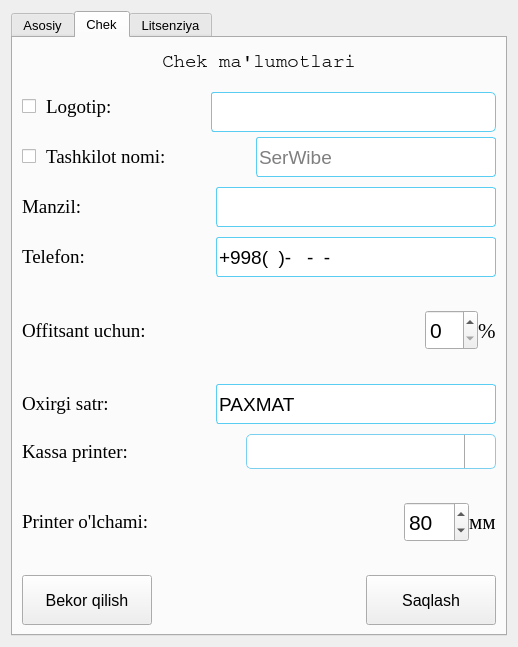
First picture: the form in Resources/ui/settings_widget.ui, repository hasanbekme/SerWibe, before the edit.
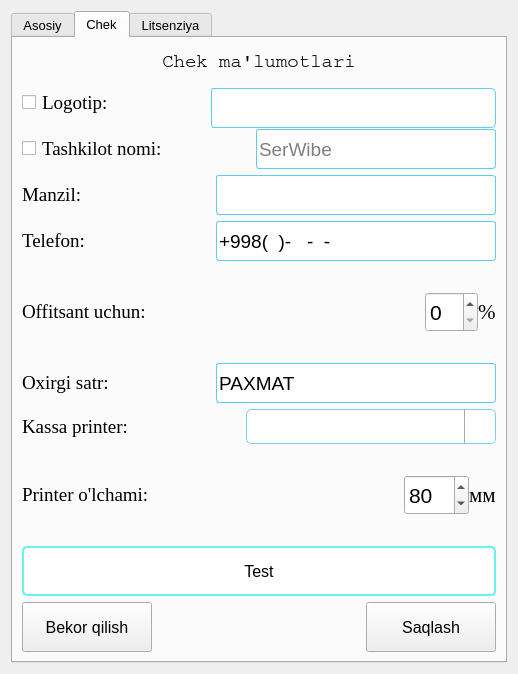
Second picture: the form after the edit. The open tabs and pages were chosen to show the change. Icons and pictures are not drawn.

Commit message: Printer test button added

The edit to the form file:
```diff
--- a/Resources/ui/settings_widget.ui
+++ b/Resources/ui/settings_widget.ui
@@ -7,7 +7,7 @@
     <x>0</x>
     <y>0</y>
     <width>518</width>
-    <height>647</height>
+    <height>674</height>
    </rect>
   </property>
   <property name="windowTitle">
@@ -609,12 +609,7 @@
       <attribute name="title">
        <string>Chek</string>
       </attribute>
-      <layout class="QGridLayout" name="gridLayout">
-       <item row="0" column="0">
         <layout class="QVBoxLayout" name="verticalLayout">
-         <property name="spacing">
-          <number>10</number>
-         </property>
          <item>
           <widget class="QLabel" name="title">
            <property name="maximumSize">
@@ -1161,6 +1156,56 @@
            </item>
           </layout>
          </item>
+       <item>
+        <widget class="QPushButton" name="test_print">
+         <property name="minimumSize">
+          <size>
+           <width>0</width>
+           <height>50</height>
+          </size>
+         </property>
+         <property name="font">
+          <font>
+           <family>Segoe UI</family>
+           <pointsize>12</pointsize>
+          </font>
+         </property>
+         <property name="cursor">
+          <cursorShape>PointingHandCursor</cursorShape>
+         </property>
+         <property name="styleSheet">
+          <string notr="true">QPushButton {
+background-color: white;
+border-radius: 5px;
+border: 2px solid #6AF2F0;
+}
+QPushButton:hover {
+color: white;
+background-color: #6AF2F0;
+}
+QPushButton:pressed {
+color: white;
+background-color: rgb(47, 231, 247);
+border: 2px solid rgb(47, 231, 247);
+}</string>
+         </property>
+         <property name="text">
+          <string>Test</string>
+         </property>
+         <property name="icon">
+          <iconset>
+           <normalon>:/main/test.png</normalon>
+           <disabledoff>:/main/submit_document.png</disabledoff>
+          </iconset>
+         </property>
+         <property name="iconSize">
+          <size>
+           <width>40</width>
+           <height>40</height>
+          </size>
+         </property>
+        </widget>
+       </item>
          <item>
           <layout class="QHBoxLayout" name="horizontalLayout_5">
            <item>
@@ -1225,8 +1270,6 @@
               <string>Saqlash</string>
              </property>
             </widget>
-           </item>
-          </layout>
          </item>
         </layout>
        </item>
```
Lines whose indentation alone changed are shown as unchanged. The commit also changes 6 other files.
